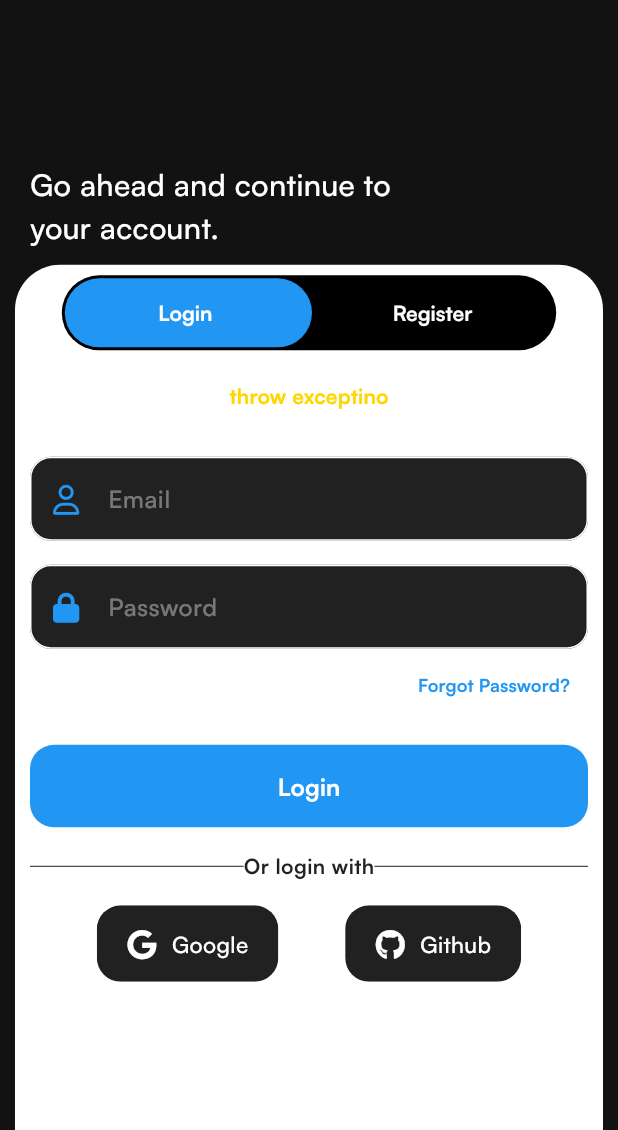
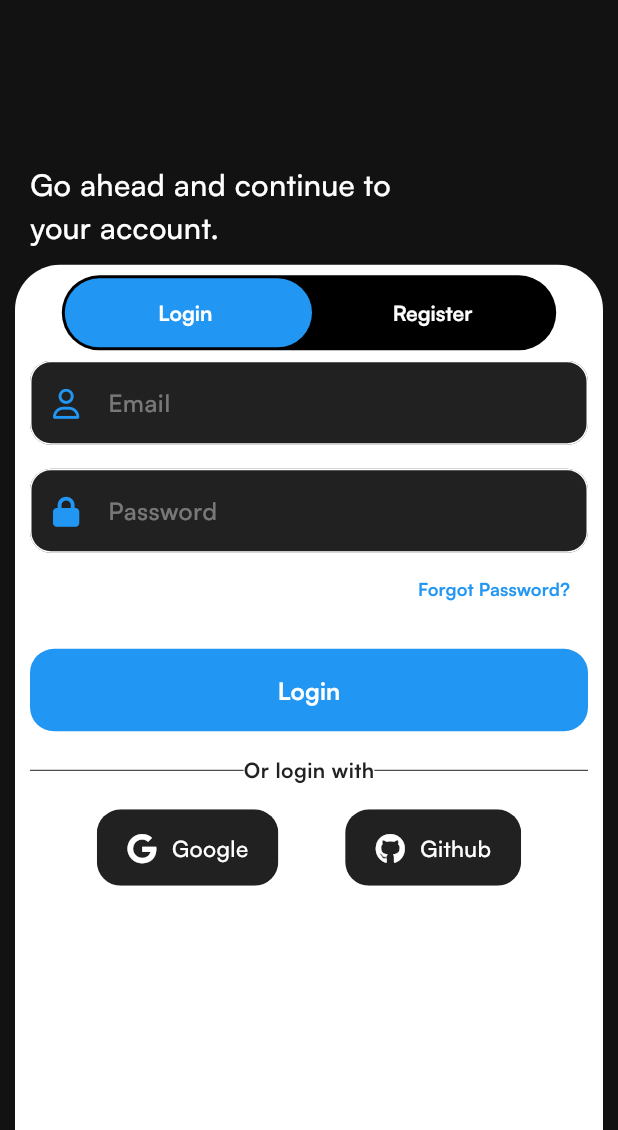
Before and after one commit to Ahmed-lashari/SkilityX, a Flutter app: the screen it shows after launch, on a phone screen of 412 x 824 dp, the part 106-1236 px from its top. Run offline on Flutter 3.47's test engine with Material 3 defaults, Android fonts, the phone set to English and light mode, and no system bars; drawn by our look-alikes of toastification; our stand-ins replace cached_network_image, firebase_core, firebase_crashlytics, flutter_dotenv, flutter_riverpod, font_awesome_flutter and 4 more; accounts and stored records are empty; generated files the repository leaves out were written again.

```diff
--- a/lib/view/screens/auth/login/login.dart
+++ b/lib/view/screens/auth/login/login.dart
@@ -25,12 +25,6 @@ class _LoginUiState extends State<LoginUi> {
         child: Column(
           spacing: 16,
           children: [
-            TextButton(
-                onPressed: () {
-                  debugPrint('button clicked');
-                  throw Exception();
-                },
-                child: Text('throw exceptino')),
             myTextField(
                 prefixIcon: AppStaticIcons.person,
                 hintText: "Email",
```
